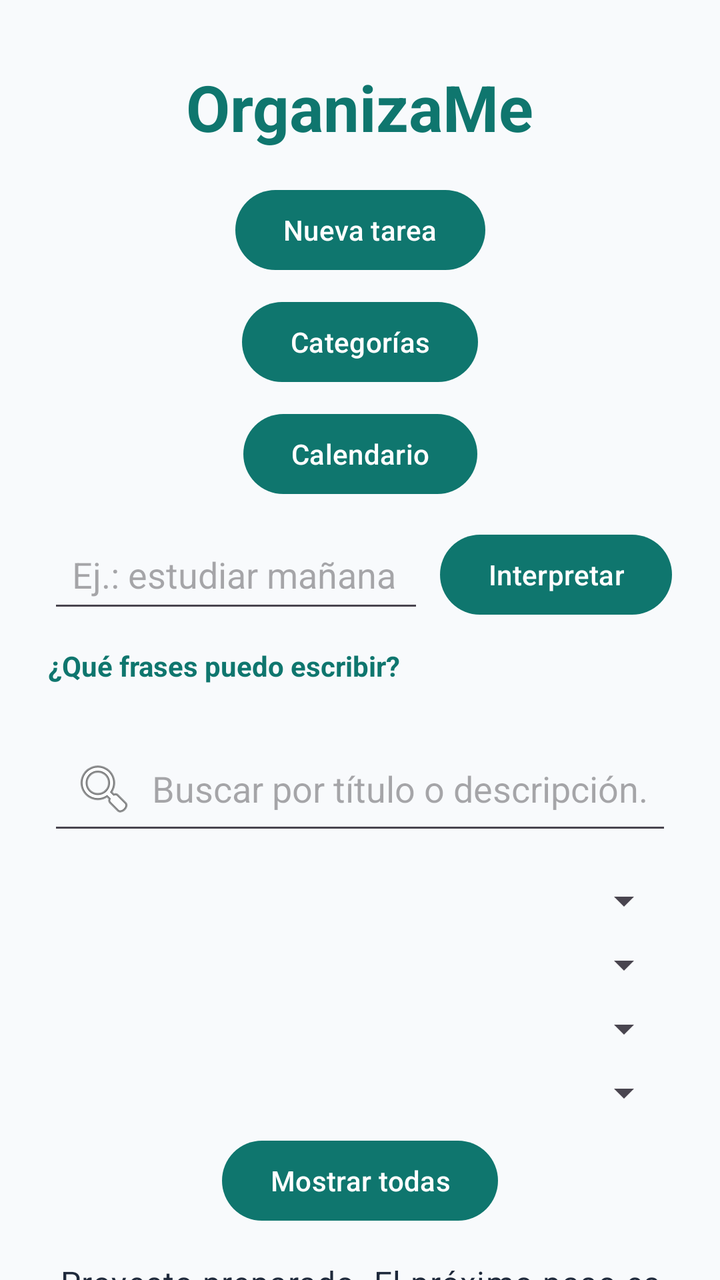
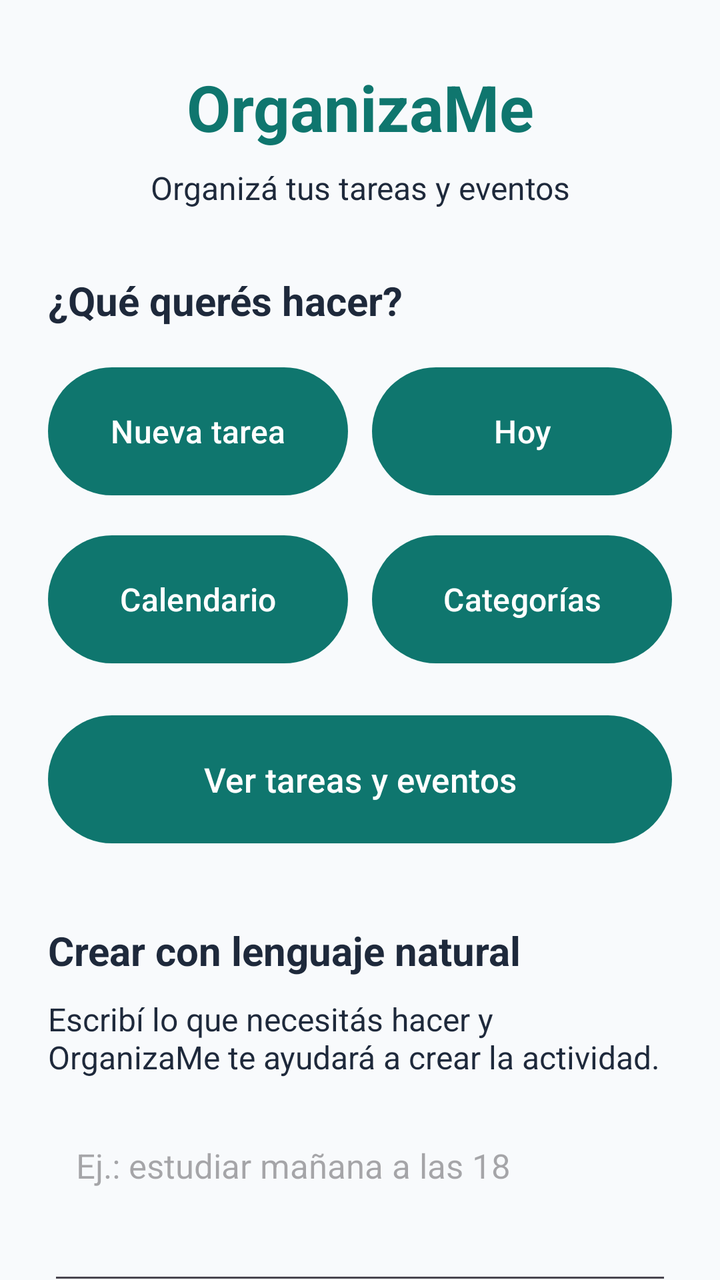

Two renders of the same Android screen: before a commit and after it. Below are the layout's source before the change and the commit's diff.
<!-- AndroidManifest.xml: application theme Theme.OrganizaMe -->
<!-- res/layout/activity_main.xml -->
<?xml version="1.0" encoding="utf-8"?>
<androidx.constraintlayout.widget.ConstraintLayout
    xmlns:android="http://schemas.android.com/apk/res/android"
    xmlns:app="http://schemas.android.com/apk/res-auto"
    xmlns:tools="http://schemas.android.com/tools"
    android:layout_width="match_parent"
    android:layout_height="match_parent"
    android:background="@color/background">

    <TextView
        android:id="@+id/titleText"
        android:layout_width="wrap_content"
        android:layout_height="wrap_content"
        android:layout_marginTop="32dp"
        android:text="@string/app_name"
        android:textAppearance="@style/TextAppearance.Material3.HeadlineLarge"
        android:textColor="@color/primary"
        android:textStyle="bold"
        app:layout_constraintEnd_toEndOf="parent"
        app:layout_constraintStart_toStartOf="parent"
        app:layout_constraintTop_toTopOf="parent" />

    <Button
        android:id="@+id/btnNuevaTarea"
        android:layout_width="wrap_content"
        android:layout_height="wrap_content"
        android:layout_marginTop="16dp"
        android:text="Nueva tarea"
        app:layout_constraintEnd_toEndOf="parent"
        app:layout_constraintStart_toStartOf="parent"
        app:layout_constraintTop_toBottomOf="@id/titleText" />


    <Button
        android:id="@+id/btnCategorias"
        android:layout_width="wrap_content"
        android:layout_height="wrap_content"
        android:layout_marginTop="8dp"
        android:text="Categorías"
        app:layout_constraintStart_toStartOf="parent"
        app:layout_constraintEnd_toEndOf="parent"
        app:layout_constraintTop_toBottomOf="@id/btnNuevaTarea" />


    <Button
        android:id="@+id/btnCalendario"
        android:layout_width="wrap_content"
        android:layout_height="wrap_content"
        android:layout_marginTop="8dp"
        android:text="Calendario"
        app:layout_constraintStart_toStartOf="parent"
        app:layout_constraintEnd_toEndOf="parent"
        app:layout_constraintTop_toBottomOf="@id/btnCategorias" />

    <EditText
        android:id="@+id/entradaRapida"
        android:layout_width="0dp"
        android:layout_height="wrap_content"
        android:layout_marginStart="24dp"
        android:layout_marginTop="12dp"
        android:layout_marginEnd="8dp"
        android:hint="Ej.: estudiar mañana a las 18"
        android:inputType="textCapSentences"
        android:maxLines="2"
        android:padding="12dp"
        app:layout_constraintEnd_toStartOf="@id/btnInterpretar"
        app:layout_constraintStart_toStartOf="parent"
        app:layout_constraintTop_toBottomOf="@id/btnCalendario" />

    <Button
        android:id="@+id/btnInterpretar"
        android:layout_width="wrap_content"
        android:layout_height="wrap_content"
        android:layout_marginEnd="24dp"
        android:text="Interpretar"
        app:layout_constraintBottom_toBottomOf="@id/entradaRapida"
        app:layout_constraintEnd_toEndOf="parent"
        app:layout_constraintTop_toTopOf="@id/entradaRapida" />

    <TextView
        android:id="@+id/btnAyudaParser"
        android:layout_width="wrap_content"
        android:layout_height="wrap_content"
        android:layout_marginStart="24dp"
        android:layout_marginTop="4dp"
        android:paddingTop="8dp"
        android:paddingBottom="8dp"
        android:text="¿Qué frases puedo escribir?"
        android:textColor="@color/primary"
        android:textStyle="bold"
        app:layout_constraintStart_toStartOf="parent"
        app:layout_constraintTop_toBottomOf="@id/entradaRapida" />

    <EditText
        android:id="@+id/buscarTitulo"
        android:layout_width="0dp"
        android:layout_height="wrap_content"
        android:layout_marginTop="16dp"
        android:layout_marginStart="24dp"
        android:layout_marginEnd="24dp"
        android:padding="12dp"
        android:hint="Buscar por título o descripción..."
        android:inputType="text"
        android:singleLine="true"
        android:drawableStart="@android:drawable/ic_menu_search"
        android:drawablePadding="8dp"
        app:layout_constraintTop_toBottomOf="@id/btnAyudaParser"
        app:layout_constraintStart_toStartOf="parent"
        app:layout_constraintEnd_toEndOf="parent" />


    <Spinner
        android:id="@+id/filtroCategoria"
        android:layout_width="0dp"
        android:layout_height="wrap_content"
        android:layout_marginTop="16dp"
        android:layout_marginStart="24dp"
        android:layout_marginEnd="24dp"
        android:padding="8dp"
        app:layout_constraintTop_toBottomOf="@id/buscarTitulo"
        app:layout_constraintStart_toStartOf="parent"
        app:layout_constraintEnd_toEndOf="parent" />


    <Spinner
        android:id="@+id/filtroEstado"
        android:layout_width="0dp"
        android:layout_height="wrap_content"
        android:layout_marginTop="8dp"
        android:layout_marginStart="24dp"
        android:layout_marginEnd="24dp"
        android:padding="8dp"
        app:layout_constraintTop_toBottomOf="@id/filtroCategoria"
        app:layout_constraintStart_toStartOf="parent"
        app:layout_constraintEnd_toEndOf="parent" />

    <Spinner
        android:id="@+id/filtroPrioridad"
        android:layout_width="0dp"
        android:layout_height="wrap_content"
        android:layout_marginTop="8dp"
        android:layout_marginStart="24dp"
        android:layout_marginEnd="24dp"
        android:padding="8dp"
        app:layout_constraintTop_toBottomOf="@id/filtroEstado"
        app:layout_constraintStart_toStartOf="parent"
        app:layout_constraintEnd_toEndOf="parent" />



    <TextView
        android:id="@+id/statusText"
        android:layout_width="0dp"
        android:layout_height="wrap_content"
        android:layout_marginTop="16dp"
        android:gravity="center"
        android:text="@string/initial_status"
        android:textAppearance="@style/TextAppearance.Material3.BodyLarge"
        android:textColor="@color/on_background"
        app:layout_constraintEnd_toEndOf="parent"
        app:layout_constraintStart_toStartOf="parent"
        app:layout_constraintTop_toBottomOf="@id/btnMostrarTodas" />

    <Spinner
        android:id="@+id/filtroTipo"
        android:layout_width="0dp"
        android:layout_height="wrap_content"
        android:layout_marginTop="8dp"
        android:layout_marginStart="24dp"
        android:layout_marginEnd="24dp"
        android:padding="8dp"
        app:layout_constraintTop_toBottomOf="@id/filtroPrioridad"
        app:layout_constraintStart_toStartOf="parent"
        app:layout_constraintEnd_toEndOf="parent" />


    <Button
        android:id="@+id/btnMostrarTodas"
        android:layout_width="wrap_content"
        android:layout_height="wrap_content"
        android:layout_marginTop="8dp"
        android:text="Mostrar todas"
        app:layout_constraintTop_toBottomOf="@id/filtroTipo"
        app:layout_constraintStart_toStartOf="parent"
        app:layout_constraintEnd_toEndOf="parent" />


    <androidx.recyclerview.widget.RecyclerView
        android:id="@+id/listaActividades"
        android:layout_width="0dp"
        android:layout_height="0dp"
        android:layout_marginTop="16dp"
        android:padding="16dp"
        app:layout_constraintBottom_toBottomOf="parent"
        app:layout_constraintEnd_toEndOf="parent"
        app:layout_constraintStart_toStartOf="parent"
        app:layout_constraintTop_toBottomOf="@id/statusText" />

</androidx.constraintlayout.widget.ConstraintLayout>
<!-- resources referenced by this layout -->
<resources>
  <color name="background">#F8FAFC</color>
  <color name="on_background">#1E293B</color>
  <color name="primary">#0F766E</color>
  <string name="app_name">OrganizaMe</string>
  <string name="initial_status">Proyecto preparado. El próximo paso es implementar el primer flujo de tareas.</string>
  <style name="Theme.OrganizaMe" parent="Theme.Material3.DayNight.NoActionBar">
          <item name="colorPrimary">@color/primary</item>
          <item name="colorPrimaryDark">@color/primary_dark</item>
          <item name="colorSecondary">@color/secondary</item>
          <item name="android:windowLightStatusBar">true</item>
          <item name="android:navigationBarColor">@color/background</item>
          <item name="android:windowBackground">@color/background</item>
      </style>
  <color name="primary_dark">#134E4A</color>
  <color name="secondary">#2563EB</color>
</resources>

<!-- the commit's change to res/layout/activity_main.xml (unified diff, before → after) -->
@@ -1,199 +1,185 @@
-<?xml version="1.0" encoding="utf-8"?>
-<androidx.constraintlayout.widget.ConstraintLayout
+<androidx.core.widget.NestedScrollView
     xmlns:android="http://schemas.android.com/apk/res/android"
-    xmlns:app="http://schemas.android.com/apk/res-auto"
-    xmlns:tools="http://schemas.android.com/tools"
     android:layout_width="match_parent"
     android:layout_height="match_parent"
-    android:background="@color/background">
+    android:background="@color/background"
+    android:fillViewport="true"
+    android:fitsSystemWindows="true">
 
-    <TextView
-        android:id="@+id/titleText"
-        android:layout_width="wrap_content"
+    <LinearLayout
+        android:layout_width="match_parent"
         android:layout_height="wrap_content"
-        android:layout_marginTop="32dp"
-        android:text="@string/app_name"
-        android:textAppearance="@style/TextAppearance.Material3.HeadlineLarge"
-        android:textColor="@color/primary"
-        android:textStyle="bold"
-        app:layout_constraintEnd_toEndOf="parent"
-        app:layout_constraintStart_toStartOf="parent"
-        app:layout_constraintTop_toTopOf="parent" />
+        android:orientation="vertical"
+        android:paddingStart="24dp"
+        android:paddingTop="32dp"
+        android:paddingEnd="24dp"
+        android:paddingBottom="40dp">
 
-    <Button
-        android:id="@+id/btnNuevaTarea"
-        android:layout_width="wrap_content"
-        android:layout_height="wrap_content"
-        android:layout_marginTop="16dp"
-        android:text="Nueva tarea"
-        app:layout_constraintEnd_toEndOf="parent"
-        app:layout_constraintStart_toStartOf="parent"
-        app:layout_constraintTop_toBottomOf="@id/titleText" />
+        
 
+        <TextView
+            android:id="@+id/titleText"
+            android:layout_width="match_parent"
+            android:layout_height="wrap_content"
+            android:gravity="center"
+            android:text="@string/app_name"
+            android:textSize="32sp"
+            android:textColor="@color/primary"
+            android:textStyle="bold" />
 
-    <Button
-        android:id="@+id/btnCategorias"
-        android:layout_width="wrap_content"
-        android:layout_height="wrap_content"
-        android:layout_marginTop="8dp"
-        android:text="Categorías"
-        app:layout_constraintStart_toStartOf="parent"
-        app:layout_constraintEnd_toEndOf="parent"
-        app:layout_constraintTop_toBottomOf="@id/btnNuevaTarea" />
+        <TextView
+            android:layout_width="match_parent"
+            android:layout_height="wrap_content"
+            android:layout_marginTop="8dp"
+            android:gravity="center"
+            android:text="Organizá tus tareas y eventos"
+            android:textColor="@color/on_background"
+            android:textSize="16sp" />
 
+        
 
-    <Button
-        android:id="@+id/btnCalendario"
-        android:layout_width="wrap_content"
-        android:layout_height="wrap_content"
-        android:layout_marginTop="8dp"
-        android:text="Calendario"
-        app:layout_constraintStart_toStartOf="parent"
-        app:layout_constraintEnd_toEndOf="parent"
-        app:layout_constraintTop_toBottomOf="@id/btnCategorias" />
+        <TextView
+            android:layout_width="match_parent"
+            android:layout_height="wrap_content"
+            android:layout_marginTop="32dp"
+            android:text="¿Qué querés hacer?"
+            android:textSize="20sp"
+            android:textColor="@color/on_background"
+            android:textStyle="bold" />
 
-    <EditText
-        android:id="@+id/entradaRapida"
-        android:layout_width="0dp"
-        android:layout_height="wrap_content"
-        android:layout_marginStart="24dp"
-        android:layout_marginTop="12dp"
-        android:layout_marginEnd="8dp"
-        android:hint="Ej.: estudiar mañana a las 18"
-        android:inputType="textCapSentences"
-        android:maxLines="2"
-        android:padding="12dp"
-        app:layout_constraintEnd_toStartOf="@id/btnInterpretar"
-        app:layout_constraintStart_toStartOf="parent"
-        app:layout_constraintTop_toBottomOf="@id/btnCalendario" />
+        
 
-    <Button
-        android:id="@+id/btnInterpretar"
-        android:layout_width="wrap_content"
-        android:layout_height="wrap_content"
-        android:layout_marginEnd="24dp"
-        android:text="Interpretar"
-        app:layout_constraintBottom_toBottomOf="@id/entradaRapida"
-        app:layout_constraintEnd_toEndOf="parent"
-        app:layout_constraintTop_toTopOf="@id/entradaRapida" />
+        <LinearLayout
+            android:layout_width="match_parent"
+            android:layout_height="wrap_content"
+            android:layout_marginTop="16dp"
+            android:orientation="horizontal">
 
-    <TextView
-        android:id="@+id/btnAyudaParser"
-        android:layout_width="wrap_content"
-        android:layout_height="wrap_content"
-        android:layout_marginStart="24dp"
-        android:layout_marginTop="4dp"
-        android:paddingTop="8dp"
-        android:paddingBottom="8dp"
-        android:text="¿Qué frases puedo escribir?"
-        android:textColor="@color/primary"
-        android:textStyle="bold"
-        app:layout_constraintStart_toStartOf="parent"
-        app:layout_constraintTop_toBottomOf="@id/entradaRapida" />
+            <Button
+                android:id="@+id/btnNuevaTarea"
+                android:layout_width="0dp"
+                android:layout_height="72dp"
+                android:layout_weight="1"
+                android:layout_marginEnd="6dp"
+                android:text="Nueva tarea"
+                android:textSize="16sp"
+                android:textAllCaps="false" />
 
-    <EditText
-        android:id="@+id/buscarTitulo"
-        android:layout_width="0dp"
-        android:layout_height="wrap_content"
-        android:layout_marginTop="16dp"
-        android:layout_marginStart="24dp"
-        android:layout_marginEnd="24dp"
-        android:padding="12dp"
-        android:hint="Buscar por título o descripción..."
-        android:inputType="text"
-        android:singleLine="true"
-        android:drawableStart="@android:drawable/ic_menu_search"
-        android:drawablePadding="8dp"
-        app:layout_constraintTop_toBottomOf="@id/btnAyudaParser"
-        app:layout_constraintStart_toStartOf="parent"
-        app:layout_constraintEnd_toEndOf="parent" />
+            <Button
+                android:id="@+id/btnHoy"
+                android:layout_width="0dp"
+                android:layout_height="72dp"
+                android:layout_weight="1"
+                android:layout_marginStart="6dp"
+                android:text="Hoy"
+                android:textSize="16sp"
+                android:textAllCaps="false" />
 
+        </LinearLayout>
 
-    <Spinner
-        android:id="@+id/filtroCategoria"
-        android:layout_width="0dp"
-        android:layout_height="wrap_content"
-        android:layout_marginTop="16dp"
-        android:layout_marginStart="24dp"
-        android:layout_marginEnd="24dp"
-        android:padding="8dp"
-        app:layout_constraintTop_toBottomOf="@id/buscarTitulo"
-        app:layout_constraintStart_toStartOf="parent"
-        app:layout_constraintEnd_toEndOf="parent" />
+        
 
+        <LinearLayout
+            android:layout_width="match_parent"
+            android:layout_height="wrap_content"
+            android:layout_marginTop="12dp"
+            android:orientation="horizontal">
 
-    <Spinner
-        android:id="@+id/filtroEstado"
-        android:layout_width="0dp"
-        android:layout_height="wrap_content"
-        android:layout_marginTop="8dp"
-        android:layout_marginStart="24dp"
-        android:layout_marginEnd="24dp"
-        android:padding="8dp"
-        app:layout_constraintTop_toBottomOf="@id/filtroCategoria"
-        app:layout_constraintStart_toStartOf="parent"
-        app:layout_constraintEnd_toEndOf="parent" />
+            <Button
+                android:id="@+id/btnCalendario"
+                android:layout_width="0dp"
+                android:layout_height="72dp"
+                android:layout_weight="1"
+                android:layout_marginEnd="6dp"
+                android:text="Calendario"
+                android:textSize="16sp"
+                android:textAllCaps="false" />
 
-    <Spinner
-        android:id="@+id/filtroPrioridad"
-        android:layout_width="0dp"
-        android:layout_height="wrap_content"
-        android:layout_marginTop="8dp"
-        android:layout_marginStart="24dp"
-        android:layout_marginEnd="24dp"
-        android:padding="8dp"
-        app:layout_constraintTop_toBottomOf="@id/filtroEstado"
-        app:layout_constraintStart_toStartOf="parent"
-        app:layout_constraintEnd_toEndOf="parent" />
+            <Button
+                android:id="@+id/btnCategorias"
+                android:layout_width="0dp"
+                android:layout_height="72dp"
+                android:layout_weight="1"
+                android:layout_marginStart="6dp"
+                android:text="Categorías"
+                android:textSize="16sp"
+                android:textAllCaps="false" />
 
+        </LinearLayout>
 
+        
 
-    <TextView
-        android:id="@+id/statusText"
-        android:layout_width="0dp"
-        android:layout_height="wrap_content"
-        android:layout_marginTop="16dp"
-        android:gravity="center"
-        android:text="@string/initial_status"
-        android:textAppearance="@style/TextAppearance.Material3.BodyLarge"
-        android:textColor="@color/on_background"
-        app:layout_constraintEnd_toEndOf="parent"
-        app:layout_constraintStart_toStartOf="parent"
-        app:layout_constraintTop_toBottomOf="@id/btnMostrarTodas" />
+        <Button
+            android:id="@+id/btnVerActividades"
+            android:layout_width="match_parent"
+            android:layout_height="72dp"
+            android:layout_marginTop="18dp"
+            android:text="Ver tareas y eventos"
+            android:textSize="17sp"
+            android:textAllCaps="false" />
 
-    <Spinner
-        android:id="@+id/filtroTipo"
-        android:layout_width="0dp"
-        android:layout_height="wrap_content"
-        android:layout_marginTop="8dp"
-        android:layout_marginStart="24dp"
-        android:layout_marginEnd="24dp"
-        android:padding="8dp"
-        app:layout_constraintTop_toBottomOf="@id/filtroPrioridad"
-        app:layout_constraintStart_toStartOf="parent"
-        app:layout_constraintEnd_toEndOf="parent" />
+        
 
+        <TextView
+            android:layout_width="match_parent"
+            android:layout_height="wrap_content"
+            android:layout_marginTop="36dp"
+            android:text="Crear con lenguaje natural"
+            android:textSize="20sp"
+            android:textColor="@color/on_background"
+            android:textStyle="bold" />
 
-    <Button
-        android:id="@+id/btnMostrarTodas"
-        android:layout_width="wrap_content"
-        android:layout_height="wrap_content"
-        android:layout_marginTop="8dp"
-        android:text="Mostrar todas"
-        app:layout_constraintTop_toBottomOf="@id/filtroTipo"
-        app:layout_constraintStart_toStartOf="parent"
-        app:layout_constraintEnd_toEndOf="parent" />
+        <TextView
+            android:layout_width="match_parent"
+            android:layout_height="wrap_content"
+            android:layout_marginTop="10dp"
+            android:text="Escribí lo que necesitás hacer y OrganizaMe te ayudará a crear la actividad."
+            android:textColor="@color/on_background"
+            android:textSize="16sp" />
 
+        
 
-    <androidx.recyclerview.widget.RecyclerView
-        android:id="@+id/listaActividades"
-        android:layout_width="0dp"
-        android:layout_height="0dp"
-        android:layout_marginTop="16dp"
-        android:padding="16dp"
-        app:layout_constraintBottom_toBottomOf="parent"
-        app:layout_constraintEnd_toEndOf="parent"
-        app:layout_constraintStart_toStartOf="parent"
-        app:layout_constraintTop_toBottomOf="@id/statusText" />
+        <EditText
+            android:id="@+id/entradaRapida"
+            android:layout_width="match_parent"
+            android:layout_height="wrap_content"
+            android:minHeight="90dp"
+            android:layout_marginTop="18dp"
+            android:hint="Ej.: estudiar mañana a las 18"
+            android:textSize="17sp"
+            android:inputType="textCapSentences|textMultiLine"
+            android:minLines="2"
+            android:maxLines="3"
+            android:gravity="top"
+            android:padding="14dp" />
 
-</androidx.constraintlayout.widget.ConstraintLayout>
+        
+
+        <Button
+            android:id="@+id/btnInterpretar"
+            android:layout_width="match_parent"
+            android:layout_height="64dp"
+            android:layout_marginTop="16dp"
+            android:text="Interpretar"
+            android:textSize="17sp"
+            android:textAllCaps="false" />
+
+        
+
+        <TextView
+            android:id="@+id/btnAyudaParser"
+            android:layout_width="match_parent"
+            android:layout_height="wrap_content"
+            android:layout_marginTop="16dp"
+            android:gravity="center"
+            android:padding="14dp"
+            android:text="¿Qué frases puedo escribir?"
+            android:textSize="16sp"
+            android:textColor="@color/primary"
+            android:textStyle="bold"
+            android:clickable="true"
+            android:focusable="true" />
+
+    </LinearLayout>
+
+</androidx.core.widget.NestedScrollView>
<!-- resource entries referenced after the edit -->
@@ -4,7 +4,6 @@
   <color name="on_background">#1E293B</color>
   <color name="primary">#0F766E</color>
   <string name="app_name">OrganizaMe</string>
-  <string name="initial_status">Proyecto preparado. El próximo paso es implementar el primer flujo de tareas.</string>
   <style name="Theme.OrganizaMe" parent="Theme.Material3.DayNight.NoActionBar">
           <item name="colorPrimary">@color/primary</item>
           <item name="colorPrimaryDark">@color/primary_dark</item>
